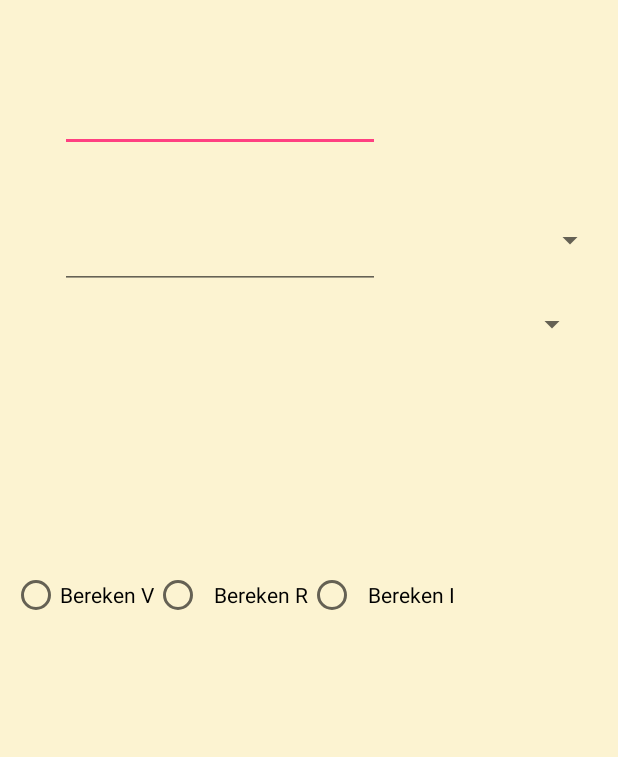
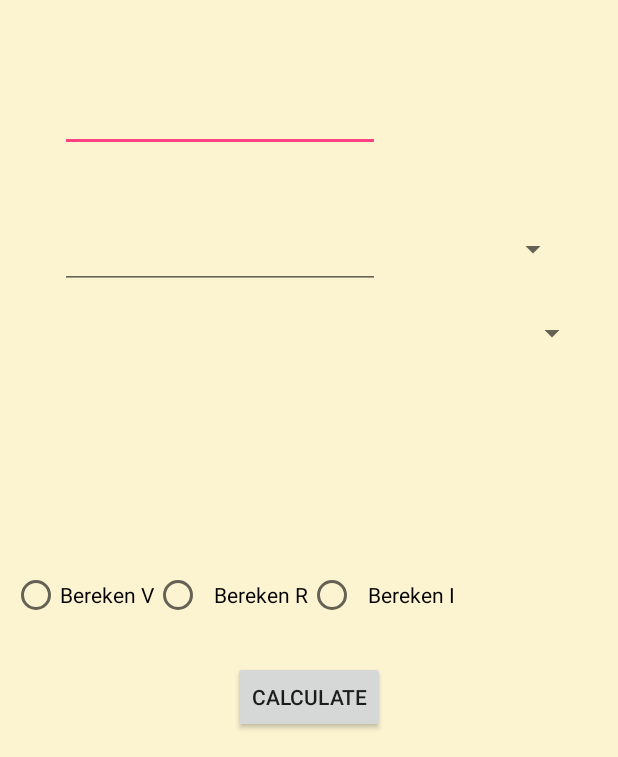
Before and after one commit to JonasKoppen/ResistorCalculator, an Android app: the OhmLaw screen opened directly, with no data from a screen before it, on a phone screen of 412 x 824 dp, the part 479-1236 px from its top. Run offline under Robolectric (Android 15) with nearby library versions, the phone set to English and light mode, and no system bars.

Commit message:
Beta versie ohm calculator zonder afronding

```diff
--- a/app/src/main/java/ap/appoty/viktorsegers/jonaskoppen/resistorcalculator/OhmLaw.java
+++ b/app/src/main/java/ap/appoty/viktorsegers/jonaskoppen/resistorcalculator/OhmLaw.java
@@ -2,9 +2,12 @@ package ap.appoty.viktorsegers.jonaskoppen.resistorcalculator;
 
 import android.os.Bundle;
 import android.support.v7.app.AppCompatActivity;
-import android.widget.CheckBox;
+import android.view.View;
+import android.widget.ArrayAdapter;
+import android.widget.Button;
 import android.widget.EditText;
 import android.widget.RadioButton;
+import android.widget.RadioGroup;
 import android.widget.Spinner;
 import android.widget.TextView;
 
@@ -18,41 +21,158 @@ public class OhmLaw extends AppCompatActivity {
         super.onCreate(savedInstanceState);
         setContentView(R.layout.activity_ohm_law);
 
-        RadioButton CurrentCalc = (RadioButton)findViewById(R.id.radioButtonI);
-        RadioButton VoltageCalc = (RadioButton)findViewById(R.id.radioButtonV);
-        RadioButton OhmCalc = (RadioButton)findViewById(R.id.radioButtonR);
+        final RadioButton CurrentCalc = (RadioButton) findViewById(R.id.radioButtonI);
+        final RadioButton VoltageCalc = (RadioButton) findViewById(R.id.radioButtonV);
+        final RadioButton OhmCalc = (RadioButton) findViewById(R.id.radioButtonR);
 
-        TextView WaardeI = (TextView)findViewById(R.id.textViewWaardeI);
-        TextView WaardeV = (TextView)findViewById(R.id.textViewWaardeV);
-        TextView WaardeR = (TextView)findViewById(R.id.textViewWaardeR);
+        final Button StartCalculate = (Button) findViewById(R.id.btnCalculate);
+
+        final TextView WaardeI = (TextView) findViewById(R.id.textViewWaardeI);
+        final TextView WaardeV = (TextView) findViewById(R.id.textViewWaardeV);
+        final TextView WaardeR = (TextView) findViewById(R.id.textViewWaardeR);
 
 
-        EditText Waarde1 = (EditText)findViewById(R.id.editTextWaarde1) ;
-        EditText Waarde2 = (EditText)findViewById(R.id.editTextWaarde2) ;
-
-        Spinner spinnerWaarde1 = (Spinner)findViewById(R.id.SpinnerWaarde1);
-        Spinner spinnerWaarde2 = (Spinner)findViewById(R.id.SpinnerWaarde2);
-
-
-        if (CurrentCalc.isChecked()){
+        final EditText Waarde1 = (EditText) findViewById(R.id.editTextWaarde1);
+        final EditText Waarde2 = (EditText) findViewById(R.id.editTextWaarde2);
 
 
 
 
+
+
+        final Spinner spinnerWaarde1 = (Spinner) findViewById(R.id.SpinnerWaarde1);
+        final Spinner spinnerWaarde2 = (Spinner) findViewById(R.id.SpinnerWaarde2);
+
+        final ArrayAdapter arrayAdapterOhm = ArrayAdapter.createFromResource(this, R.array.prefixOhm, android.R.layout.simple_spinner_item);
+        final ArrayAdapter arrayAdapterCurrent = ArrayAdapter.createFromResource(this, R.array.prefixCurrent, android.R.layout.simple_spinner_item);
+        final ArrayAdapter arrayAdapterVoltage = ArrayAdapter.createFromResource(this, R.array.prefixVoltage, android.R.layout.simple_spinner_item);
+
+        RadioGroup radioGroup = (RadioGroup) findViewById(R.id.radiogroup);
+        radioGroup.clearCheck();
+
+
+        radioGroup.setOnCheckedChangeListener(new RadioGroup.OnCheckedChangeListener() {
+            @Override
+            public void onCheckedChanged(RadioGroup group, final int checkedId) {
+
+
+                if (checkedId == R.id.radioButtonI) {
+                    spinnerWaarde1.setAdapter(arrayAdapterOhm);
+                    spinnerWaarde2.setAdapter(arrayAdapterVoltage);
+
+
+                } else if (checkedId == R.id.radioButtonV) {
+                    spinnerWaarde1.setAdapter(arrayAdapterOhm);
+                    spinnerWaarde2.setAdapter(arrayAdapterCurrent);
+
+
+                } else {
+                    spinnerWaarde1.setAdapter(arrayAdapterCurrent);
+                    spinnerWaarde2.setAdapter(arrayAdapterVoltage);
+
+                }
+            }
+        });
+
+        StartCalculate.setOnClickListener(new Button.OnClickListener() {
+            @Override
+            public void onClick(View view) {
+                String stringX = Waarde1.getText().toString();
+                String stringY = Waarde2.getText().toString();
+                double WaardeX = Double.parseDouble(stringX);
+                double WaardeY = Double.parseDouble(stringY);
+
+
+                double result = 0;
+                //weerstand
+                if (spinnerWaarde1.getAdapter() == arrayAdapterCurrent && spinnerWaarde2.getAdapter() == arrayAdapterVoltage) {
+                    result = (WaardeY * SpinnerWaarde(spinnerWaarde2)) / (WaardeX * SpinnerWaarde(spinnerWaarde1));
+                    WaardeI.setText(stringX);
+                    WaardeR.setText(Double.toString(result));
+                    WaardeV.setText(stringY);
+                }
+
+                //Voltage
+                else if (spinnerWaarde1.getAdapter() == arrayAdapterOhm && spinnerWaarde2.getAdapter() == arrayAdapterCurrent) {
+                    result = (WaardeY * SpinnerWaarde(spinnerWaarde2)) * (WaardeX * SpinnerWaardeOhm(spinnerWaarde1));
+                    WaardeI.setText(stringY);
+                    WaardeV.setText(Double.toString(result));
+                    WaardeV.setText(stringX);
+
+
+                }
+                //Current
+                else {
+                    result = (WaardeY * SpinnerWaardeOhm(spinnerWaarde2)) / (WaardeX * SpinnerWaarde(spinnerWaarde1));
+                    WaardeI.setText(Double.toString(result));
+                    WaardeR.setText(stringX);
+                    WaardeV.setText(stringY);
+
+                }
+            }
+        });
+
+
+    }
+
+    double SpinnerWaardeOhm(Spinner SpinnerWaarde) {
+        Spinner spinner = SpinnerWaarde;
+        double multiplier = 1;
+
+        switch (spinner.getSelectedItemPosition()) {
+            case 0:
+                multiplier = 1;
+                break;
+            case 1:
+                multiplier = Math.pow(10, 3);
+                break;
+            case 2:
+                multiplier = Math.pow(10, 6);
+                break;
+            case 3:
+                multiplier = Math.pow(10, 9);
+                break;
+        }
+
+        return multiplier;
+    }
+
+    double SpinnerWaarde(Spinner SpinnerWaarde) {
+        Spinner spinner = SpinnerWaarde;
+        double multiplier = 1;
+
+        switch (spinner.getSelectedItemPosition())
+        {
+            case 0:
+                multiplier = Math.pow(10,-9);
+                break;
+
+            case 1:
+                multiplier = Math.pow(10,-6);
+                break;
+
+            case 2:
+                multiplier = Math.pow(10,-3);
+                break;
+
+            case 3:
+                multiplier = 1;
+                break;
+
+            case 4:
+                multiplier = Math.pow(10,3);
+                break;
+
+            case 5:
+                multiplier = Math.pow(10,6);
+                break;
+
+            case 6:
+                multiplier = Math.pow(10,9);
+                break;
         }
 
 
-        else if (VoltageCalc.isChecked()){
-
-        }
-
-
-        else if (OhmCalc.isChecked()){
-
-        }
-
-
-
-
+        return multiplier;
     }
 }
--- a/app/src/main/res/layout/activity_main.xml
+++ b/app/src/main/res/layout/activity_main.xml
@@ -11,7 +11,7 @@
         android:id="@+id/listView"
         android:layout_width="match_parent"
         android:layout_height="match_parent"
-        android:divider="#fcf3d1"
+        android:divider="#adf6dc"
         android:dividerHeight="0dp"
         />
 
--- a/app/src/main/res/layout/activity_ohm_law.xml
+++ b/app/src/main/res/layout/activity_ohm_law.xml
@@ -158,6 +158,7 @@
         app:layout_constraintVertical_bias="0.315" />
 
     <RadioGroup xmlns:android="http://schemas.android.com/apk/res/android"
+        android:id="@+id/radiogroup"
         android:layout_width="fill_parent"
         android:layout_height="wrap_content"
         android:layout_marginBottom="92dp"
@@ -180,16 +181,15 @@
             android:id="@+id/radioButtonR"
             android:layout_width="wrap_content"
             android:layout_height="wrap_content"
-            android:text="Bereken R"
             android:paddingLeft="8dp"
-        />
+            android:text="Bereken R" />
 
         <RadioButton
             android:id="@+id/radioButtonI"
             android:layout_width="wrap_content"
             android:layout_height="wrap_content"
-            android:text="Bereken I"
-            android:paddingLeft="8dp"/>
+            android:paddingLeft="8dp"
+            android:text="Bereken I" />
 
     </RadioGroup>
 
@@ -203,10 +203,10 @@
         android:layout_marginTop="8dp"
         app:layout_constraintBottom_toBottomOf="parent"
         app:layout_constraintEnd_toEndOf="parent"
-        app:layout_constraintHorizontal_bias="1.0"
+        app:layout_constraintHorizontal_bias="0.0"
         app:layout_constraintStart_toEndOf="@+id/editTextWaarde1"
         app:layout_constraintTop_toTopOf="parent"
-        app:layout_constraintVertical_bias="0.554" />
+        app:layout_constraintVertical_bias="0.562" />
 
     <Spinner
         android:id="@+id/SpinnerWaarde2"
@@ -219,4 +219,16 @@
         app:layout_constraintStart_toEndOf="@+id/editTextWaarde2"
         app:layout_constraintTop_toBottomOf="@+id/SpinnerWaarde1" />
 
+    <Button
+        android:id="@+id/btnCalculate"
+        android:layout_width="wrap_content"
+        android:layout_height="wrap_content"
+        android:layout_marginBottom="16dp"
+        android:layout_marginEnd="8dp"
+        android:layout_marginStart="8dp"
+        android:text="Calculate"
+        app:layout_constraintBottom_toBottomOf="parent"
+        app:layout_constraintEnd_toEndOf="parent"
+        app:layout_constraintStart_toStartOf="parent" />
+
 </android.support.constraint.ConstraintLayout>
```
